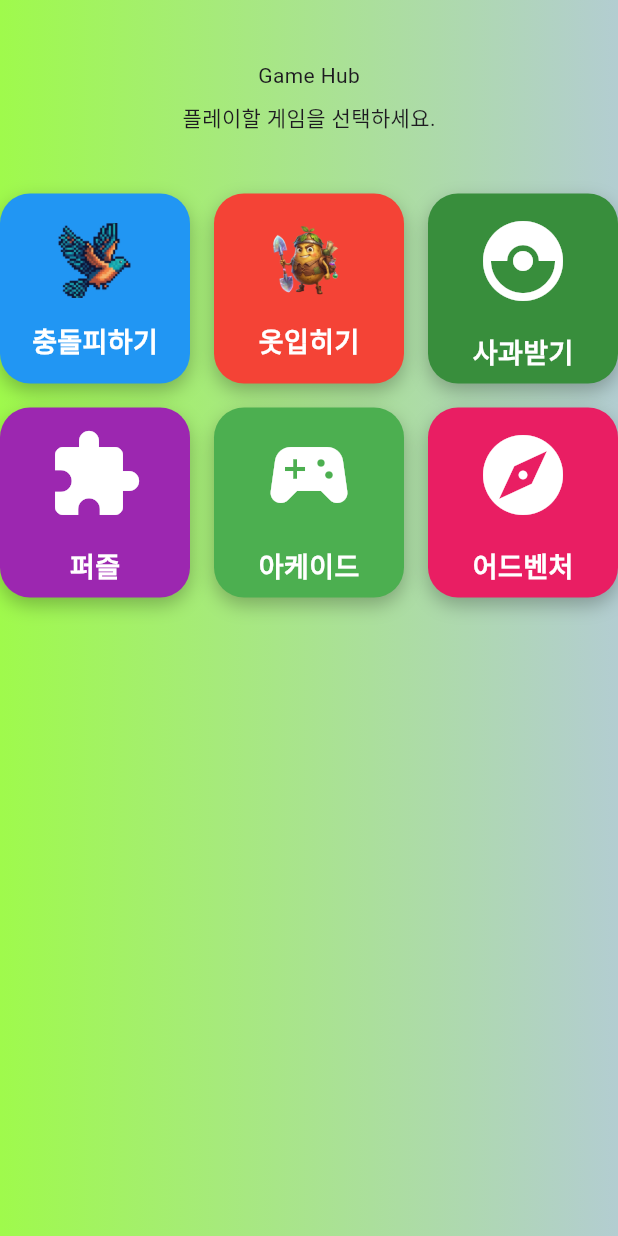
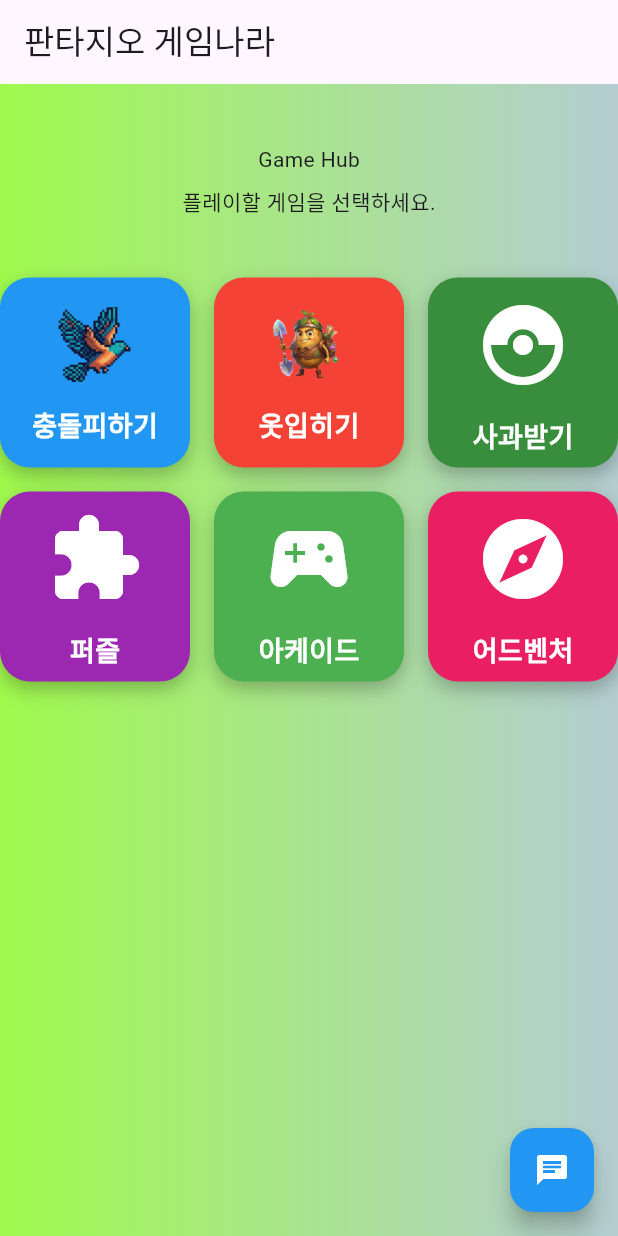
Before and after one commit to tiradovi/flutter-game-workspace, a Flutter app: the screen it shows after launch, on a phone screen of 412 x 824 dp. Run offline on Flutter 3.47's test engine with Material 3 defaults, Android fonts, the phone set to English and light mode, and no system bars; our stand-ins replace go_router.

Commit message:
flutter chatbot setting

```diff
--- a/game_workspace/lib/common/app_router.dart
+++ b/game_workspace/lib/common/app_router.dart
@@ -1,4 +1,5 @@
 import 'package:game_workspace/models/game_item.dart';
+import 'package:game_workspace/screens/chat_screen.dart';
 import 'package:game_workspace/screens/main_screen.dart';
 import 'package:go_router/go_router.dart';
 
@@ -39,5 +40,9 @@ class AppRouter {
         );
       },
     ),
+    GoRoute(
+        path: "/chat",
+        name: 'chat',
+        builder: (context, state) => const ChatScreen())
   ]);
 }
--- a/game_workspace/lib/screens/main_screen.dart
+++ b/game_workspace/lib/screens/main_screen.dart
@@ -2,24 +2,26 @@ import 'package:flutter/cupertino.dart';
 import 'package:flutter/material.dart';
 import 'package:game_workspace/models/game_item.dart';
 import 'package:game_workspace/services/game_service.dart';
+import 'package:go_router/go_router.dart';
 
 import '../widgets/game_card.dart';
 
 class MainScreen extends StatelessWidget {
   const MainScreen({super.key});
 
-
-
   @override
   Widget build(BuildContext context) {
     // 게임 목록 데이터 추가
     final List<GameItem> games = GameService.getAllGames();
     return Scaffold(
+      appBar: AppBar(
+        title: const Text("판타지오 게임나라"),
+      ),
       body: Container(
         // 그래디언트 = background-image
         decoration: const BoxDecoration(
-            gradient: LinearGradient(
-                colors: [Color(0xFF9fFA4C), Color(0xFFB3CDD1)])),
+            gradient:
+                LinearGradient(colors: [Color(0xFF9fFA4C), Color(0xFFB3CDD1)])),
         child: SafeArea(
             child: Column(
           children: [
@@ -33,17 +35,29 @@ class MainScreen extends StatelessWidget {
             Expanded(
                 child: GridView.builder(
                     // 그리드 모형
-                        gridDelegate: const SliverGridDelegateWithFixedCrossAxisCount(
-                            crossAxisCount: 3,  // 한 줄에 몇 개의 아이템을 배치할지 결정
+                    gridDelegate:
+                        const SliverGridDelegateWithFixedCrossAxisCount(
+                            crossAxisCount: 3, // 한 줄에 몇 개의 아이템을 배치할지 결정
                             crossAxisSpacing: 16, // 가로 간격 좌우 아이템 사이의 간격
-                            mainAxisSpacing: 16),// 세로 간격 위 아래 아이템 사이의 간격 16픽셀 간격
-                        itemCount: games.length, //Grid 를 사용할 때 총 grid로 담아야하는 아이템 총 개수를 지정해주지 않으면 그리드는 무한적으로 생성
+                            mainAxisSpacing: 16),
+                    // 세로 간격 위 아래 아이템 사이의 간격 16픽셀 간격
+                    itemCount: games.length,
+                    //Grid 를 사용할 때 총 grid로 담아야하는 아이템 총 개수를 지정해주지 않으면 그리드는 무한적으로 생성
                     // 데이터가 없는 Grid까지 생성
 
                     // 각 그리드 컬럼마다 데이터를 index 순서대로 하나씩 GameCard 형태로 담아서 만듦
-                        itemBuilder: (context,index) =>GameCard(game: games[index])))
+                    itemBuilder: (context, index) =>
+                        GameCard(game: games[index])))
           ],
         )),
+      ),
+      floatingActionButton: FloatingActionButton(
+        onPressed: () => context.push("/chat"),
+        backgroundColor: Colors.blue,
+        child: const Icon(
+          Icons.chat,
+          color: Colors.white,
+        ),
       ),
     );
   }
```
Also changed, not shown: game_workspace/lib/models/chat/chat_message.dart (added, +11 -0 lines), game_workspace/lib/models/chat/chat_request.dart (added, +13 -0 lines), game_workspace/lib/models/chat/chat_response.dart (added, +9 -0 lines), game_workspace/lib/screens/chat_screen.dart (added, +19 -0 lines). Lines whose indentation alone changed are shown as unchanged.
